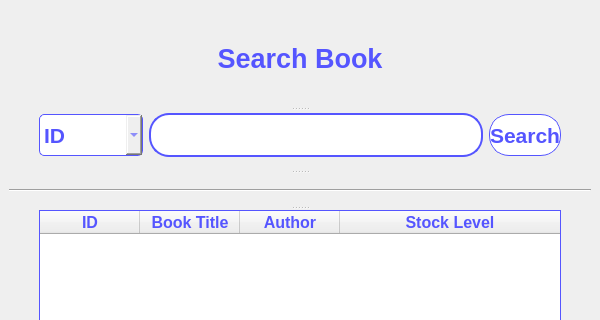
Old version of the form app_gui_5.ui in the repository miguelciancio/bookstore-manager; both pictures show x 0 to 600 and y 0 to 320 of the 600 by 500 pixel window.
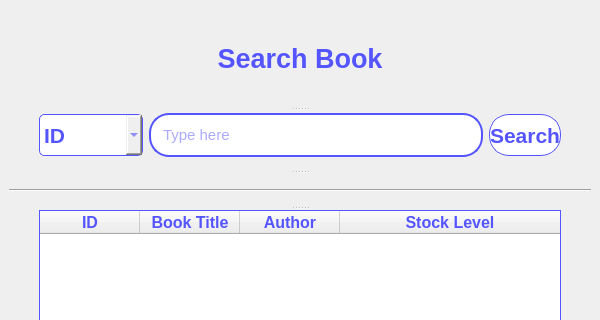
New version of the form.

```diff
--- a/app_gui_5.ui
+++ b/app_gui_5.ui
@@ -144,6 +144,9 @@
           <property name="echoMode">
            <enum>QLineEdit::Normal</enum>
           </property>
+          <property name="placeholderText">
+           <string>Type here</string>
+          </property>
           <property name="clearButtonEnabled">
            <bool>false</bool>
           </property>
```
Left out of the diff: 16 changed lines with no effect on the pictures.
